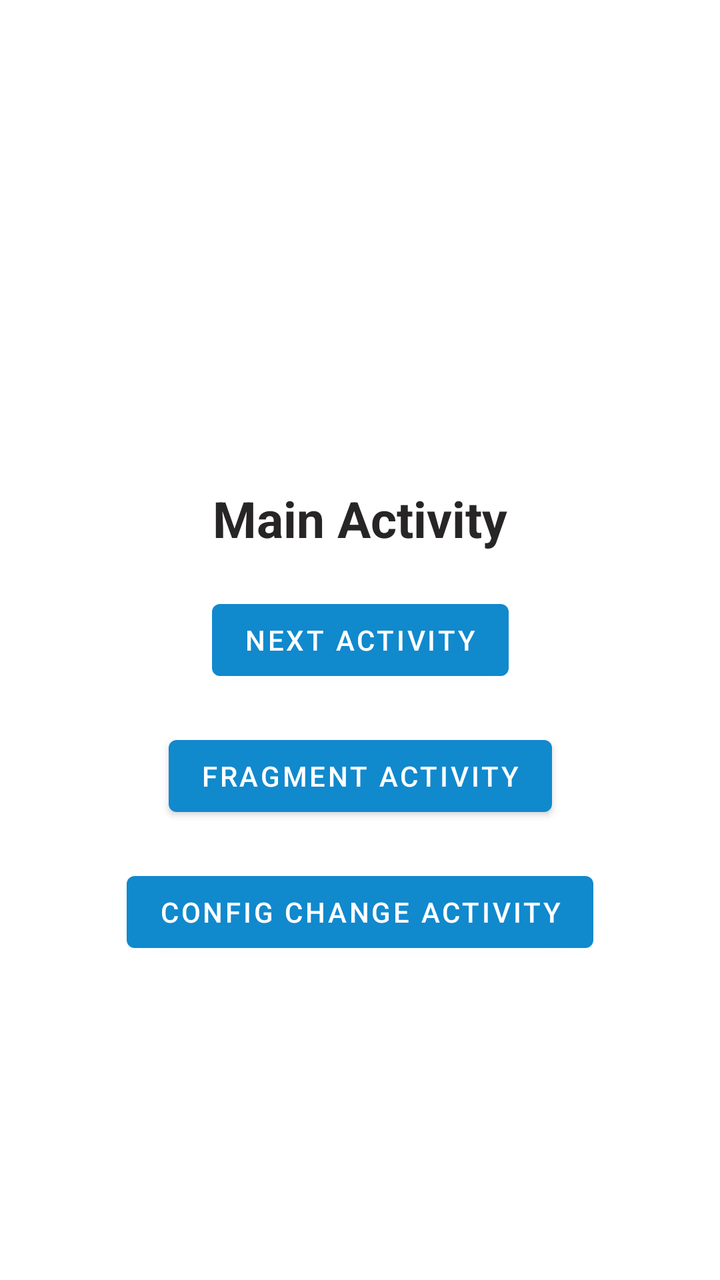
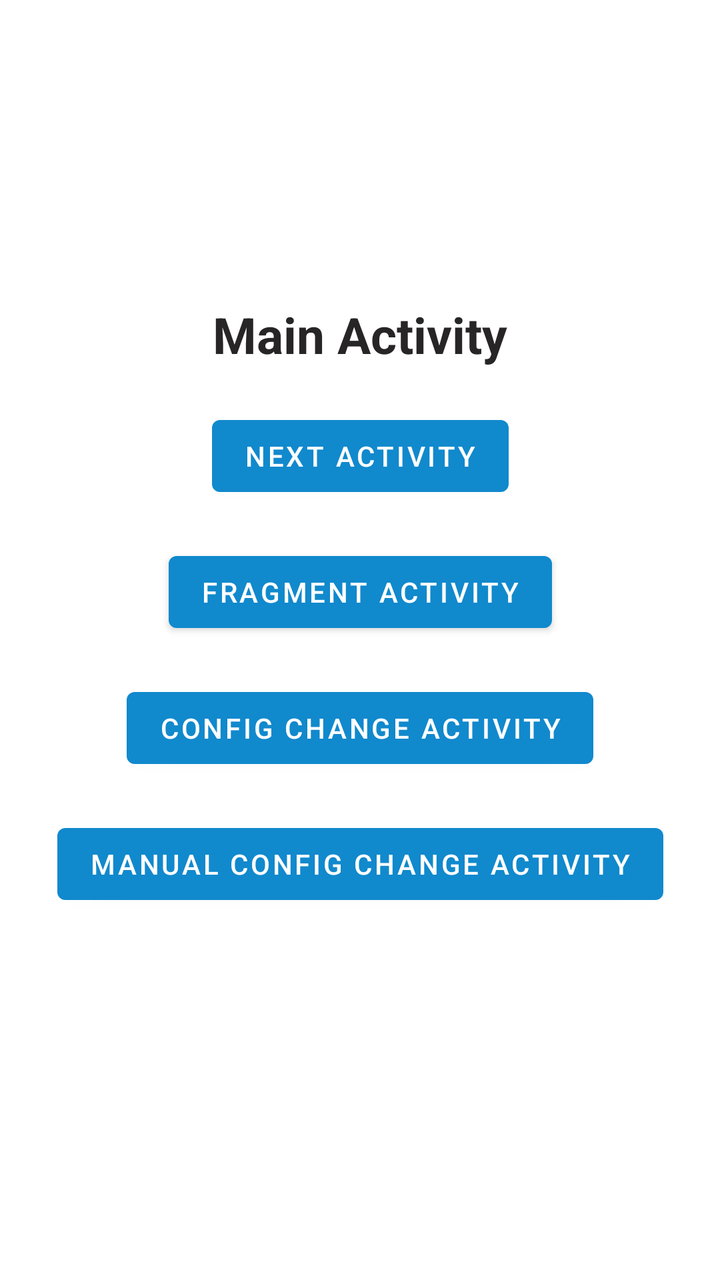

The first picture is an Android layout as it rendered before a commit; the second is the same layout after the commit. The layout source and the unified diff follow.
<!-- AndroidManifest.xml: application theme Theme.AndroidLifecyclesCourse -->
<!-- res/layout/activity_main.xml -->
<?xml version="1.0" encoding="utf-8"?>
<androidx.constraintlayout.widget.ConstraintLayout xmlns:android="http://schemas.android.com/apk/res/android"
    xmlns:app="http://schemas.android.com/apk/res-auto"
    xmlns:tools="http://schemas.android.com/tools"
    android:layout_width="match_parent"
    android:layout_height="match_parent"
    tools:context=".MainActivity">

    <TextView
        android:layout_width="wrap_content"
        android:layout_height="wrap_content"
        app:layout_constraintBottom_toTopOf="@+id/btnNextActivity"
        app:layout_constraintLeft_toLeftOf="parent"
        app:layout_constraintRight_toRightOf="parent"
        android:layout_marginBottom="20dp"
        style="@style/TextViewScreenName"
        android:text="Main Activity"
        />

    <Button
        android:id="@+id/btnNextActivity"
        android:layout_width="wrap_content"
        android:layout_height="wrap_content"
        app:layout_constraintBottom_toBottomOf="parent"
        app:layout_constraintLeft_toLeftOf="parent"
        app:layout_constraintRight_toRightOf="parent"
        app:layout_constraintTop_toTopOf="parent"
        android:text="Next Activity"
        />

    <Button
        android:id="@+id/btnFragmentActivity"
        android:layout_width="wrap_content"
        android:layout_height="wrap_content"
        app:layout_constraintTop_toBottomOf="@id/btnNextActivity"
        app:layout_constraintLeft_toLeftOf="parent"
        app:layout_constraintRight_toRightOf="parent"
        android:layout_marginTop="20dp"
        android:text="Fragment Activity"
        />

    <Button
        android:id="@+id/btnConfigChangeActivity"
        android:layout_width="wrap_content"
        android:layout_height="wrap_content"
        app:layout_constraintTop_toBottomOf="@id/btnFragmentActivity"
        app:layout_constraintLeft_toLeftOf="parent"
        app:layout_constraintRight_toRightOf="parent"
        android:layout_marginTop="20dp"
        android:text="Config Change Activity"
        />

</androidx.constraintlayout.widget.ConstraintLayout>
<!-- resources referenced by this layout -->
<resources>
  <style name="TextViewScreenName" parent="@android:style/TextAppearance.Widget.TextView">
          <item name="android:textColor">@color/gray_dark</item>
          <item name="android:textSize">25sp</item>
          <item name="android:textStyle">bold</item>
          <item name="android:gravity">center</item>
      </style>
  <style name="Theme.AndroidLifecyclesCourse" parent="Theme.MaterialComponents.DayNight.NoActionBar">
          
          <item name="colorPrimary">@color/primary</item>
          <item name="colorPrimaryVariant">@color/primary_variant</item>
          <item name="colorOnPrimary">@color/white</item>
  
          <item name="colorControlActivated">@color/primary_light</item>
  
  
          
          <item name="android:statusBarColor" tools:targetApi="l">?attr/colorPrimaryVariant</item>
          
      </style>
  <color name="gray_dark">#272525</color>
  <color name="primary">#1189CD</color>
  <color name="primary_variant">#02558A</color>
  <color name="white">#FFFFFFFF</color>
  <color name="primary_light" type="color">#64ABCA</color>
</resources>

<!-- the commit's change to res/layout/activity_main.xml (unified diff, before → after) -->
@@ -1,53 +1,72 @@
 <?xml version="1.0" encoding="utf-8"?>
-<androidx.constraintlayout.widget.ConstraintLayout xmlns:android="http://schemas.android.com/apk/res/android"
+<ScrollView
+    xmlns:android="http://schemas.android.com/apk/res/android"
     xmlns:app="http://schemas.android.com/apk/res-auto"
     xmlns:tools="http://schemas.android.com/tools"
     android:layout_width="match_parent"
     android:layout_height="match_parent"
-    tools:context=".MainActivity">
+    tools:context=".MainActivity"
+    >
 
-    <TextView
-        android:layout_width="wrap_content"
-        android:layout_height="wrap_content"
-        app:layout_constraintBottom_toTopOf="@+id/btnNextActivity"
-        app:layout_constraintLeft_toLeftOf="parent"
-        app:layout_constraintRight_toRightOf="parent"
-        android:layout_marginBottom="20dp"
-        style="@style/TextViewScreenName"
-        android:text="Main Activity"
-        />
+    <androidx.constraintlayout.widget.ConstraintLayout
+        android:layout_width="match_parent"
+        android:layout_height="wrap_content">
 
-    <Button
-        android:id="@+id/btnNextActivity"
-        android:layout_width="wrap_content"
-        android:layout_height="wrap_content"
-        app:layout_constraintBottom_toBottomOf="parent"
-        app:layout_constraintLeft_toLeftOf="parent"
-        app:layout_constraintRight_toRightOf="parent"
-        app:layout_constraintTop_toTopOf="parent"
-        android:text="Next Activity"
-        />
+        <TextView
+            android:layout_width="wrap_content"
+            android:layout_height="wrap_content"
+            app:layout_constraintBottom_toTopOf="@+id/btnNextActivity"
+            app:layout_constraintLeft_toLeftOf="parent"
+            app:layout_constraintRight_toRightOf="parent"
+            android:layout_marginBottom="20dp"
+            style="@style/TextViewScreenName"
+            android:text="Main Activity"
+            />
 
-    <Button
-        android:id="@+id/btnFragmentActivity"
-        android:layout_width="wrap_content"
-        android:layout_height="wrap_content"
-        app:layout_constraintTop_toBottomOf="@id/btnNextActivity"
-        app:layout_constraintLeft_toLeftOf="parent"
-        app:layout_constraintRight_toRightOf="parent"
-        android:layout_marginTop="20dp"
-        android:text="Fragment Activity"
-        />
+        <Button
+            android:id="@+id/btnNextActivity"
+            android:layout_width="wrap_content"
+            android:layout_height="wrap_content"
+            app:layout_constraintBottom_toBottomOf="parent"
+            app:layout_constraintLeft_toLeftOf="parent"
+            app:layout_constraintRight_toRightOf="parent"
+            app:layout_constraintTop_toTopOf="parent"
+            android:text="Next Activity"
+            />
 
-    <Button
-        android:id="@+id/btnConfigChangeActivity"
-        android:layout_width="wrap_content"
-        android:layout_height="wrap_content"
-        app:layout_constraintTop_toBottomOf="@id/btnFragmentActivity"
-        app:layout_constraintLeft_toLeftOf="parent"
-        app:layout_constraintRight_toRightOf="parent"
-        android:layout_marginTop="20dp"
-        android:text="Config Change Activity"
-        />
+        <Button
+            android:id="@+id/btnFragmentActivity"
+            android:layout_width="wrap_content"
+            android:layout_height="wrap_content"
+            app:layout_constraintTop_toBottomOf="@id/btnNextActivity"
+            app:layout_constraintLeft_toLeftOf="parent"
+            app:layout_constraintRight_toRightOf="parent"
+            android:layout_marginTop="20dp"
+            android:text="Fragment Activity"
+            />
 
-</androidx.constraintlayout.widget.ConstraintLayout>
+        <Button
+            android:id="@+id/btnConfigChangeActivity"
+            android:layout_width="wrap_content"
+            android:layout_height="wrap_content"
+            app:layout_constraintTop_toBottomOf="@id/btnFragmentActivity"
+            app:layout_constraintLeft_toLeftOf="parent"
+            app:layout_constraintRight_toRightOf="parent"
+            android:layout_marginTop="20dp"
+            android:text="Config Change Activity"
+            />
+
+        <Button
+            android:id="@+id/btnManualConfigChangeActivity"
+            android:layout_width="wrap_content"
+            android:layout_height="wrap_content"
+            app:layout_constraintTop_toBottomOf="@id/btnConfigChangeActivity"
+            app:layout_constraintLeft_toLeftOf="parent"
+            app:layout_constraintRight_toRightOf="parent"
+            android:layout_marginTop="20dp"
+            android:text="Manual Config Change Activity"
+            />
+
+    </androidx.constraintlayout.widget.ConstraintLayout>
+
+</ScrollView>
